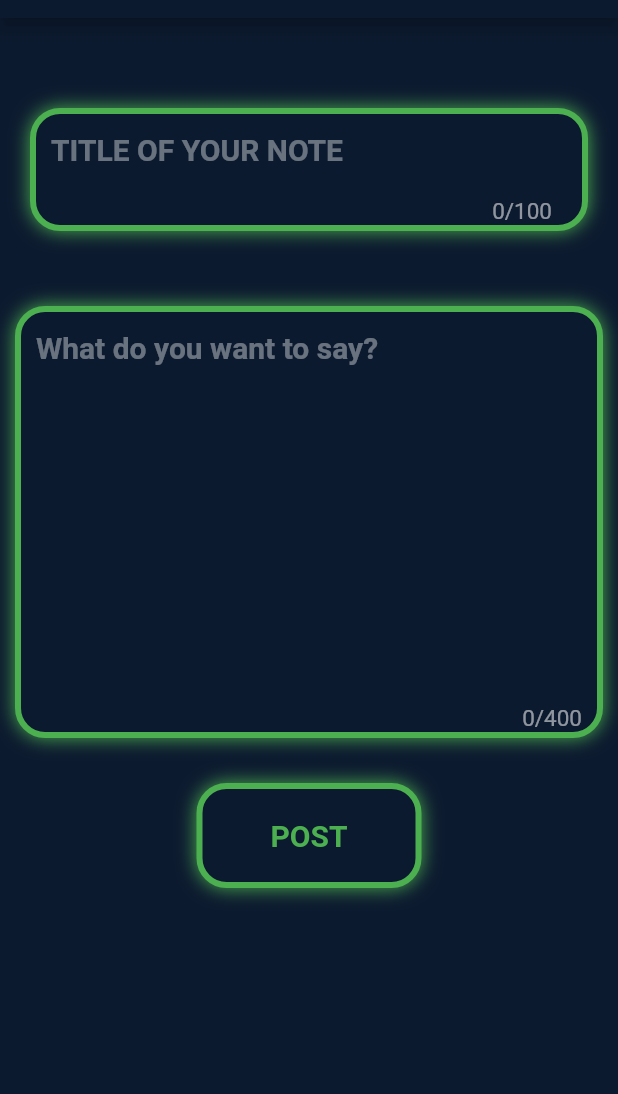
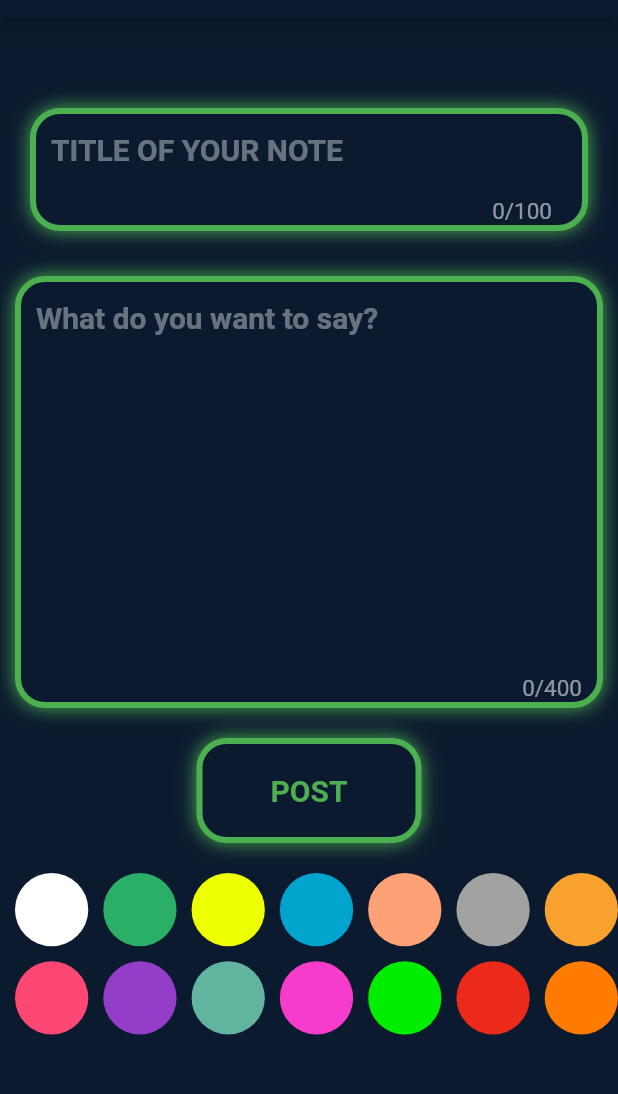
Before and after one commit to christian7dev/words_of_strangers, a Flutter app: the PostPage screen opened directly, on a phone screen of 412 x 824 dp, the part 66-1160 px from its top. Run offline on Flutter 3.47's test engine with Material 2 defaults, Android fonts, the phone set to English and light mode, and no system bars; our stand-ins replace fluttertoast; network calls fail.

Commit message:
wos  color added

```diff
--- a/lib/post.dart
+++ b/lib/post.dart
@@ -16,10 +16,18 @@ class _PostPageState extends State<PostPage> {
 
   var title = TextEditingController();
   var content = TextEditingController();
+  var postcolor = (Colors.green).value.toRadixString(16).toString().toUpperCase().replaceRange(0, 2, "");
 
+  List colors = [
+    Color.fromRGBO(255,255,255,1) , Color.fromRGBO(43,174,102,1) ,Color.fromRGBO(237, 255, 0, 1), Color.fromRGBO(0,164,204,1), Color.fromRGBO(255,161,119,1),
+    Color.fromRGBO(162,162,161,1) , Color.fromRGBO(249,161,46,1) , Color.fromRGBO(254,71,115,1) , Color.fromRGBO(147,61,201,1), Color.fromRGBO(97,181,159,1),
+    Color.fromRGBO(246, 60, 202, 1) , Color.fromRGBO(0,237,0,1) , Color.fromRGBO(236,42,28,1), Color.fromRGBO(255,124,0,1)
+  ];
+
+  Color color101 = Colors.green;
 
   Future postData() async {
-    var url  = Uri.parse('https://dagmawibabi.com/wot/sendNote/${title.text}/${content.text}');
+    var url  = Uri.parse('https://dagmawibabi.com/wot/sendNote/${title.text}/${content.text}/${postcolor}');
     var _data = await http.get(url);
     return _data ;
   }
@@ -55,15 +63,15 @@ class _PostPageState extends State<PostPage> {
                   width: 400,
                   decoration: BoxDecoration(
                     color: const Color.fromRGBO(12, 26, 47, 1),
-                      boxShadow: const [
+                      boxShadow: [
                         BoxShadow(
-                            color: Colors.green,
+                            color: color101,
                             offset: Offset(0,0),
                             blurRadius: 10
                         )
                       ],
                     border: Border.all(
-                      color: Colors.green,
+                      color: color101,
                       width: 4
                     ),
                     borderRadius: BorderRadius.circular(20)
@@ -102,18 +110,18 @@ class _PostPageState extends State<PostPage> {
 
 
               Padding(
-                padding: const EdgeInsets.only(top: 50.0 , left: 10 , right: 10),
+                padding: const EdgeInsets.only(top: 30.0 , left: 10 , right: 10),
                 child: Container(
                   width: 400,
                   decoration: BoxDecoration(
                     color: const Color.fromRGBO(12, 26, 47, 1),
                     border: Border.all(
-                      color: Colors.green,
+                      color: color101,
                       width: 4
                     ),
-                    boxShadow: const [
+                    boxShadow:  [
                       BoxShadow(
-                        color: Colors.green,
+                        color: color101,
                         offset: Offset(0,0),
                         blurRadius: 10
                       )
@@ -154,17 +162,18 @@ class _PostPageState extends State<PostPage> {
 
 
               Padding(
-                padding: const EdgeInsets.only(top: 30.0),
+                padding: const EdgeInsets.only(top: 20.0),
                 child: GestureDetector(
                   onTap: (){
                     setState(() {
+
                       (title.text.isNotEmpty && content.text.isNotEmpty) ?
                       postData().then((value) {
                         Navigator.pushReplacement(context, MaterialPageRoute(builder: ((context) => MainPage())));
                       }) : Fluttertoast.showToast(
                           msg: "incomplete",
                         fontSize: 20,
-                        textColor: Colors.green
+                        textColor: color101,
                       );
                     });
                   },
@@ -175,22 +184,22 @@ class _PostPageState extends State<PostPage> {
                       color: const Color.fromRGBO(12, 26, 47, 1),
                       borderRadius: BorderRadius.circular(20),
                       border: Border.all(
-                        color: Colors.green,
+                        color: color101,
                         width: 4
                       ),
-                      boxShadow:const  [
+                      boxShadow:  [
                         BoxShadow(
-                          color: Colors.green,
+                          color: color101,
                           offset: Offset(0,0),
                           blurRadius: 10
                         )
                       ]
                     ),
-                    child: const Center(
+                    child: Center(
                       child: Text(
                         "POST",
                         style: TextStyle(
-                          color: Colors.green,
+                          color: color101,
                           fontSize: 20,
                           fontWeight: FontWeight.bold
                         ),
@@ -199,6 +208,37 @@ class _PostPageState extends State<PostPage> {
                   ),
                 ),
               ),
+
+
+              Padding(
+                padding: const EdgeInsets.only(top:10.0),
+                child: Container(
+                  height: 150,
+                  child: GridView.builder(
+                      gridDelegate: SliverGridDelegateWithFixedCrossAxisCount(crossAxisCount: 7),
+                      itemCount: 14,
+                      itemBuilder: (context , int index){
+                        return Padding(
+                          padding: const EdgeInsets.only(left: 10 , top: 10),
+                          child: GestureDetector(
+                            onTap: (){
+                              setState(() {
+                                color101 = colors[index];
+                               postcolor = (colors[index].value.toRadixString(16).toString().toUpperCase().replaceRange(0, 2, ""));
+                              });
+                            },
+                            child: CircleAvatar(
+                              radius: 10,
+                              backgroundColor: colors[index]
+                            ),
+                          ),
+                        );
+                      }
+                  ),
+                ),
+              ),
+
+
             ],
           ),
         )
```
Also changed, not shown: lib/main.dart (+163 -68 lines), lib/widget/colors.dart (added, +20 -0 lines), 1 other file.
